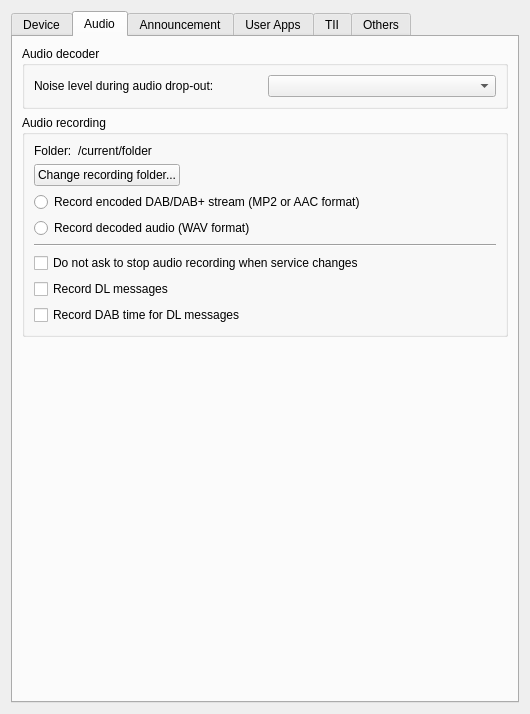
KejPi/AbracaDABra, file gui/setupdialog.ui: the form before one commit.
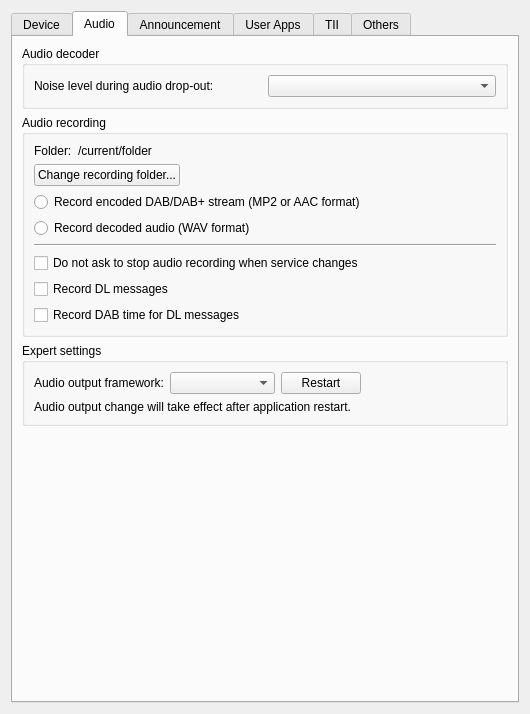
The form after the commit. The open tabs and pages were chosen to show the change. Custom widgets are drawn as their Qt base class.

Commit message: feat: Switching of audio output framework from settings (Issue #191)

What changed in the file:
```diff
--- a/gui/setupdialog.ui
+++ b/gui/setupdialog.ui
@@ -1729,6 +1729,59 @@
          </layout>
         </widget>
        </item>
+       <item>
+        <widget class="QGroupBox" name="groupBox_3">
+         <property name="title">
+          <string>Expert settings</string>
+         </property>
+         <layout class="QGridLayout" name="gridLayout_17">
+          <item row="0" column="0">
+           <widget class="QLabel" name="audioOutLabel">
+            <property name="text">
+             <string>Audio output framework:</string>
+            </property>
+           </widget>
+          </item>
+          <item row="0" column="2">
+           <widget class="QPushButton" name="audioOutRestartButton">
+            <property name="text">
+             <string>Restart</string>
+            </property>
+           </widget>
+          </item>
+          <item row="0" column="1">
+           <widget class="QComboBox" name="audioOutCombo">
+            <property name="sizePolicy">
+             <sizepolicy hsizetype="MinimumExpanding" vsizetype="Fixed">
+              <horstretch>0</horstretch>
+              <verstretch>0</verstretch>
+             </sizepolicy>
+            </property>
+           </widget>
+          </item>
+          <item row="0" column="3">
+           <spacer name="horizontalSpacer_17">
+            <property name="orientation">
+             <enum>Qt::Orientation::Horizontal</enum>
+            </property>
+            <property name="sizeHint" stdset="0">
+             <size>
+              <width>129</width>
+              <height>20</height>
+             </size>
+            </property>
+           </spacer>
+          </item>
+          <item row="1" column="0" colspan="4">
+           <widget class="QLabel" name="audioOutWarnLabel">
+            <property name="text">
+             <string notr="true">Audio output change will take effect after application restart.</string>
+            </property>
+           </widget>
+          </item>
+         </layout>
+        </widget>
+       </item>
        <item>
         <spacer name="verticalSpacer_7">
          <property name="orientation">
```
Left out of the diff: 4 changed lines with no effect on the pictures. The commit also changes 5 other files.
